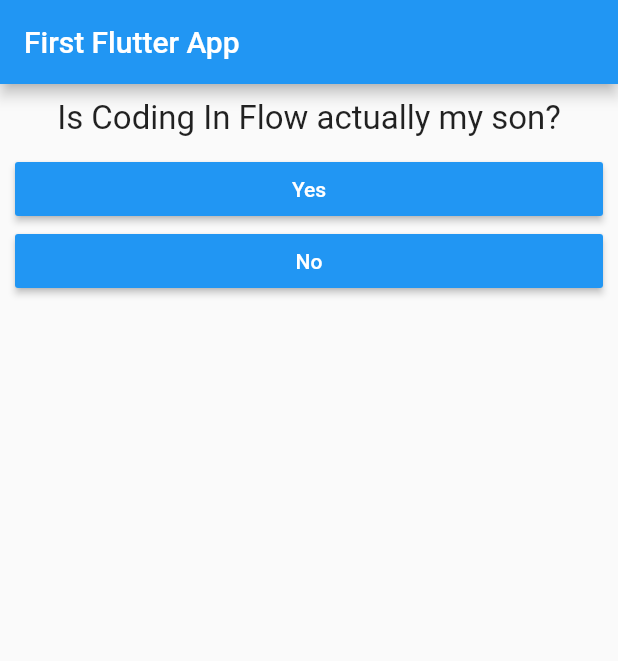
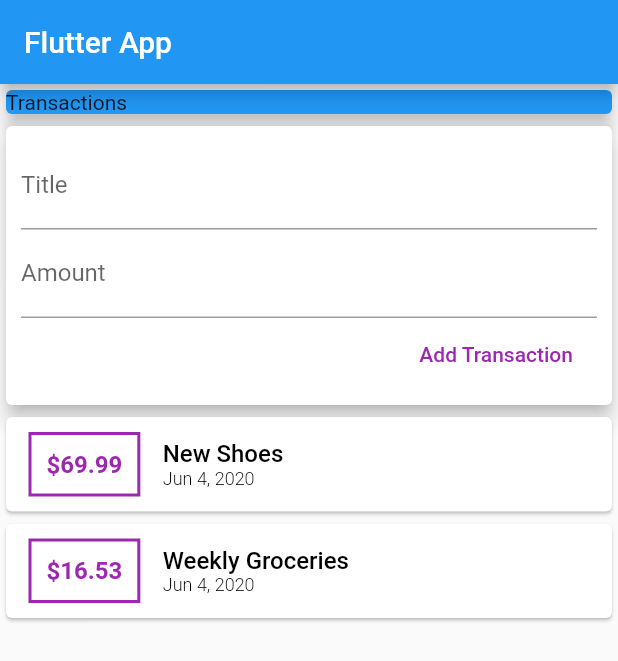
Before and after one commit to mitchtabian/FlutterPlayground, a Flutter app: the screen it shows after launch, on a phone screen of 412 x 824 dp. Shown: the top 661 px of the screen. Run offline on Flutter 3.47's test engine with Material 2 defaults, Android fonts, the phone set to English and light mode, and no system bars.

Commit message:
Working on creating a list of transactions.

```diff
--- a/lib/answer.dart
+++ /dev/null
@@ -1,23 +0,0 @@
-import 'package:flutter/material.dart';
-
-class Answer extends StatelessWidget {
-
-  final Function selectHandler;
-  final String answerText;
-
-  Answer(this.selectHandler, this.answerText);
-
-  @override
-  Widget build(BuildContext context) {
-    return Container(
-      margin: EdgeInsets.only(right: 10, left: 10),
-      width: double.infinity,
-      child: RaisedButton(
-        color: Colors.blue,
-        textColor: Colors.white,
-        child: Text(answerText),
-        onPressed: selectHandler,
-      ),
-    );
-  }
-}
--- a/lib/main.dart
+++ b/lib/main.dart
@@ -1,9 +1,7 @@
-import 'dart:collection';
-
 import 'package:flutter/material.dart';
 
-import './quiz.dart';
-import './result.dart';
+import 'styles.dart';
+import 'widgets/user_transactions.dart';
 
 void main() => runApp(MyApp());
 
@@ -14,103 +12,39 @@ class MyApp extends StatefulWidget {
 }
 
 class _MyAppState extends State<MyApp> {
+  @override
+  Widget build(BuildContext context) {
+    return MaterialApp(
+      title: "Flutter App",
+      home: MyHomePage(),
+    );
+  }
+}
 
-  var _questionIndex = 0;
-  var _totalScore = 0;
-
-  void _resetQuiz(){
-    setState(() {
-      _questionIndex = 0;
-      _totalScore = 0;
-    });
-  }
-
-  void _answerQuestion(int score){
-    _totalScore += score;
-    setState(() {
-      _questionIndex += 1;
-    });
-    print("score: " + _totalScore.toString());
-  }
-
-  final List<Map<String, Object>> _questions = [
-    {
-      QUESTION: "Is Coding In Flow actually my son?",
-      ANSWERS: [
-        {"text": "Yes", "score": 1},
-        {"text": "No", "score": 0}
-        ]
-    },
-    {
-      QUESTION: "Who's your favorite android teacher?",
-      ANSWERS: [
-        {"text": "Coding with Mitch", "score": 1},
-        {"text": "Coding In Flow", "score": 2},
-        {"text": "Donn Felker", "score": 3},
-        {"text": "Nate Ebel", "score": 4},
-      ]
-    },
-    {
-      QUESTION: "Is Flutter for babies?",
-      ANSWERS: [
-        {"text": "Yes", "score": 1},
-        {"text": "No", "score": 0}
-      ],
-    },
-  ];
+class MyHomePage extends StatelessWidget {
 
   @override
   Widget build(BuildContext context) {
-    return MaterialApp(
-      home: Scaffold(
-        appBar: AppBar(title: Text("First Flutter App"),),
-        body: _questionIndex < _questions.length
-            ? Quiz(_questions, _questionIndex, _answerQuestion)
-            : Result(_totalScore, _resetQuiz),
-      )
+    return Scaffold(
+        appBar: AppBar(title: Text("Flutter App"),
+        ),
+        body: SingleChildScrollView(
+          child: Column(
+            crossAxisAlignment: CrossAxisAlignment.center,
+            children: <Widget>[
+              Container(
+                  width: double.infinity,
+                  child: Card(
+                    color: Colors.blue,
+                    child: Text("Transactions"),
+                    elevation: DefaultCardElevation,
+                  ),
+                ),
+              UserTransactions()
+            ],
+          ),
+        )
     );
   }
 
 }
-
-
-
-
-
-
-
-
-
-
-
-
-
-
-
-
-
-
-
-
-class Person{
-
-  String name;
-  int age;
-
-  Person({@required this.name, @required this.age});
-
-}
-
-double addNumbers(double num1, double num2){
-  return num1 + num2;
-}
-
-void stuff(){
-  var p1 = Person(name: "Max", age: 30);
-  var p2 = Person(name: "Guy", age: 31);
-  print(p1.name);
-  print(p2.name);
-  double firstResult = addNumbers(p1.age.toDouble(), p2.age.toDouble());
-  print("The sum of their ages: " + firstResult.toString());
-
-}
--- /dev/null
+++ b/lib/models/transaction.dart
@@ -0,0 +1,17 @@
+import 'package:flutter/foundation.dart';
+
+class Transaction{
+
+  final  String id;
+  final String title;
+  final double amount;
+  final DateTime date;
+
+  Transaction({
+    @required this.id,
+    @required this.title,
+    @required this.amount,
+    @required this.date
+  });
+
+}
--- a/lib/question.dart
+++ /dev/null
@@ -1,21 +0,0 @@
-import 'package:flutter/material.dart';
-
-class Question extends StatelessWidget {
-
-  final String questionText;
-
-  Question(this.questionText);
-
-  @override
-  Widget build(BuildContext context) {
-    return Container(
-      width: double.infinity,
-      margin: EdgeInsets.all(10),
-      child: Text(
-        questionText,
-        style: TextStyle(fontSize: 22),
-        textAlign: TextAlign.center,
-      ),
-    );
-  }
-}
--- a/lib/quiz.dart
+++ /dev/null
@@ -1,32 +0,0 @@
-import 'package:flutter/material.dart';
-
-import './question.dart';
-import './answer.dart';
-
-const QUESTION = "question";
-const ANSWERS = "answers";
-const TEXT = "text";
-const SCORE = "score";
-
-class Quiz extends StatelessWidget {
-
-  final List<Map<String, Object>> _questions;
-  final int _questionIndex;
-  final Function _selectHandler;
-
-  Quiz(this._questions, this._questionIndex, this._selectHandler);
-
-  @override
-  Widget build(BuildContext context) {
-    return Column(
-      children: [
-        Question(
-            _questions[_questionIndex][QUESTION]
-        ),
-        ...(_questions[_questionIndex][ANSWERS] as List<Map<String, Object>>).map((answer) {
-          return Answer(() => _selectHandler(answer[SCORE]), answer[TEXT]);
-        }).toList()
-      ],
-    );
-  }
-}
--- a/lib/result.dart
+++ /dev/null
@@ -1,44 +0,0 @@
-import 'package:flutter/material.dart';
-
-class Result extends StatelessWidget {
-
-  final int resultScore;
-  final Function _resetQuizHandler;
-
-  Result(this.resultScore, this._resetQuizHandler);
-
-  String get resultPhrase {
-    if(resultScore < 2){
-      return "Your score was $resultScore.\nThat's terrible.";
-    }
-    else if(resultScore >= 2 && resultScore < 5){
-      return "Your score was $resultScore.\nWith a little work you'll have a great score.";
-    }
-    else{
-      return "Your score was $resultScore.\nThat's a great score!";
-    }
-  }
-
-  @override
-  Widget build(BuildContext context) {
-    return Center(
-        child: Column(
-          children:[
-              Text(
-                resultPhrase,
-                style: TextStyle(
-                  fontSize: 28,
-                  color: Colors.black,
-                ),
-                textAlign: TextAlign.center,
-              ),
-            FlatButton(
-              child: Text("Restart Quiz!"),
-              onPressed: _resetQuizHandler,
-              textColor: Colors.blue,
-            )
-          ],
-        ),
-    );
-  }
-}
--- /dev/null
+++ b/lib/styles.dart
@@ -0,0 +1,18 @@
+const LargeTextSize = 22.0;
+const MediumTextSize = 16.0;
+const SmallTextSize = 12.0;
+
+const DefaultMargin = 16.0;
+const DefaultPadding = 16.0;
+
+const DefaultCardMargin = 10.0;
+const hCardMargin = 15.0;
+const vCardMargin = 10.0;
+
+const DefaultCardPadding = 10.0;
+const hCardPadding = 10.0;
+const vCardPadding = 10.0;
+
+const DefaultCardElevation = 5.0;
+
+const DefaultBorderWidth = 2.0;
--- /dev/null
+++ b/lib/widgets/new_transaction.dart
@@ -0,0 +1,46 @@
+import 'package:flutter/material.dart';
+
+import '../styles.dart';
+
+class NewTransaction extends StatelessWidget {
+
+  final titleController = TextEditingController();
+  final amountController = TextEditingController();
+  final Function _addNewTx;
+
+  NewTransaction(this._addNewTx);
+
+  @override
+  Widget build(BuildContext context) {
+    return Card(
+        elevation: DefaultCardElevation,
+        child: Container(
+          padding: EdgeInsets.all(DefaultCardPadding),
+          child: Column(
+            crossAxisAlignment: CrossAxisAlignment.end,
+            children: <Widget>[
+              TextField(
+                controller: titleController,
+                decoration: InputDecoration(
+                  labelText: "Title",
+                ),
+              ),
+              TextField(
+                controller: amountController,
+                decoration: InputDecoration(
+                  labelText: "Amount",
+                ),
+              ),
+              FlatButton(
+                child: Text("Add Transaction"),
+                onPressed: (){
+                  _addNewTx(titleController.text, double.parse(amountController.text));
+                },
+                textColor: Colors.purple,
+              )
+            ],
+          ),
+        )
+    );
+  }
+}
--- /dev/null
+++ b/lib/widgets/transaction_list.dart
@@ -0,0 +1,73 @@
+import 'package:flutter/material.dart';
+import 'package:intl/intl.dart';
+
+import '../styles.dart';
+import '../models/transaction.dart';
+
+class TransactionList extends StatelessWidget {
+
+  final List<Transaction> _userTransactions;
+
+  TransactionList(this._userTransactions);
+
+  @override
+  Widget build(BuildContext context) {
+    return Column(
+      children: _userTransactions.map((tx) {
+        return Card(
+          child: Row(
+            children: <Widget>[
+              Container(
+                child: Text(
+                  "\$${tx.amount.toString()}",
+                  style: TextStyle(
+                    fontWeight: FontWeight.bold,
+                    fontSize: MediumTextSize,
+                    color: Colors.purple,
+                  ),
+                ),
+                margin: EdgeInsets.symmetric(
+                    vertical: vCardMargin,
+                    horizontal: hCardMargin
+                ),
+                decoration: BoxDecoration(
+                    border: Border.all(
+                      color: Colors.purple,
+                      width: DefaultBorderWidth,
+                    )
+                ),
+                padding: EdgeInsets.all(DefaultCardPadding),
+              ),
+              Column(
+                mainAxisAlignment: MainAxisAlignment.spaceAround,
+                crossAxisAlignment: CrossAxisAlignment.start,
+                children: <Widget>[
+                  Container(
+                    child: Text(
+                      "${tx.title.toString()}",
+                      style: TextStyle(
+                        fontWeight: FontWeight.w500,
+                        fontSize: MediumTextSize,
+                        color: Colors.black,
+                      ),
+                    ),
+                  ),
+                  Container(
+                    child: Text(
+                      DateFormat.yMMMd().format(tx.date),
+                      style: TextStyle(
+                        fontWeight: FontWeight.w300,
+                        fontSize: SmallTextSize,
+                        color: Colors.black,
+                      ),
+                    ),
+                  ),
+                ],
+              )
+            ],
+          ),
+        );
+      }).toList(),
+    );
+  }
+}
--- /dev/null
+++ b/lib/widgets/user_transactions.dart
@@ -0,0 +1,51 @@
+import 'package:flutter/material.dart';
+
+import '../widgets/transaction_list.dart';
+import '../widgets/new_transaction.dart';
+import '../models/transaction.dart';
+
+class UserTransactions extends StatefulWidget {
+  @override
+  _UserTransactionsState createState() => _UserTransactionsState();
+}
+
+class _UserTransactionsState extends State<UserTransactions> {
+
+  final List<Transaction> _userTransactions = [
+    Transaction(
+        id: "t1",
+        title: "New Shoes",
+        amount: 69.99,
+        date: DateTime.now()
+    ),
+    Transaction(
+        id: "t2",
+        title: "Weekly Groceries",
+        amount: 16.53,
+        date: DateTime.now()
+    ),
+  ];
+
+
+  void _addNewTransaction(String newTitle, double newAmount){
+    final newTx = Transaction(
+        id: DateTime.now().toString(),
+        title: newTitle,
+        amount: newAmount,
+        date: DateTime.now()
+    );
+    setState(() {
+      _userTransactions.add(newTx);
+    });
+  }
+
+  @override
+  Widget build(BuildContext context) {
+    return Column(
+      children: <Widget>[
+        NewTransaction(_addNewTransaction),
+        TransactionList(_userTransactions),
+      ],
+    );
+  }
+}
--- a/pubspec.yaml
+++ b/pubspec.yaml
@@ -23,7 +23,7 @@ environment:
 dependencies:
   flutter:
     sdk: flutter
-
+  intl: ^0.16.1
 
   # The following adds the Cupertino Icons font to your application.
   # Use with the CupertinoIcons class for iOS style icons.
```
Also changed, not shown: pubspec.lock.
